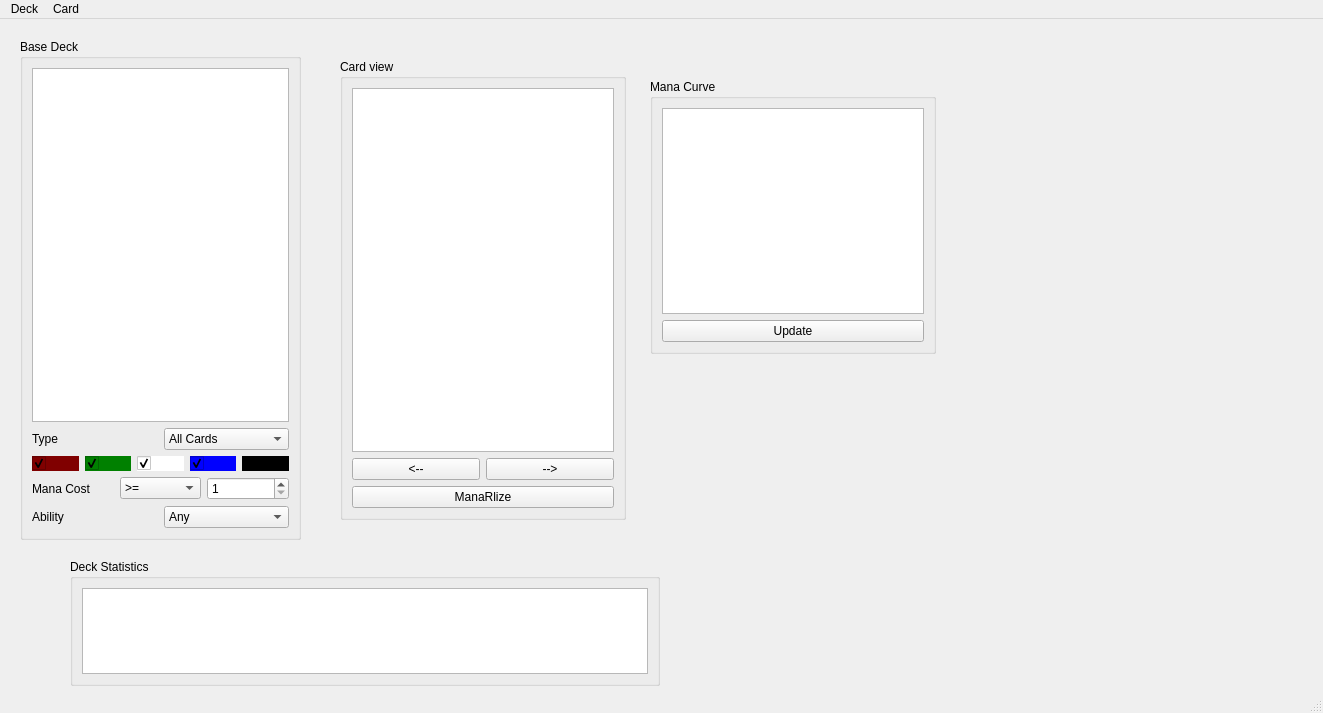
This is mainwindow.ui in xaratustrah/manar as Qt 5 draws it before an edit. The edited form follows.
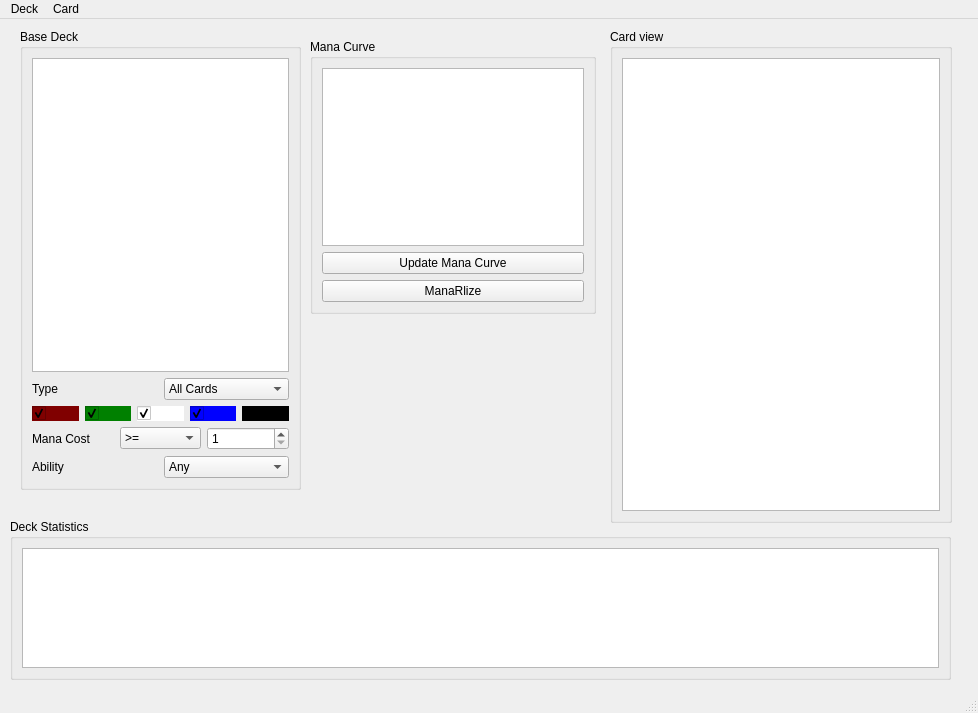
This is the edited form.

Patch:
```diff
--- a/mainwindow.ui
+++ b/mainwindow.ui
@@ -6,7 +6,7 @@
    <rect>
     <x>0</x>
     <y>0</y>
-    <width>1323</width>
+    <width>978</width>
     <height>713</height>
    </rect>
   </property>
@@ -17,41 +17,29 @@
    <widget class="QGroupBox" name="groupBox">
     <property name="geometry">
      <rect>
-      <x>340</x>
-      <y>40</y>
-      <width>286</width>
-      <height>461</height>
+      <x>610</x>
+      <y>10</y>
+      <width>342</width>
+      <height>494</height>
      </rect>
     </property>
+    <property name="sizePolicy">
+     <sizepolicy hsizetype="Fixed" vsizetype="Fixed">
+      <horstretch>0</horstretch>
+      <verstretch>0</verstretch>
+     </sizepolicy>
+    </property>
     <property name="title">
      <string>Card view</string>
     </property>
     <layout class="QVBoxLayout" name="verticalLayout_2">
      <item>
-      <widget class="QGraphicsView" name="graphicsView_card"/>
-     </item>
-     <item>
-      <layout class="QHBoxLayout" name="horizontalLayout_2">
-       <item>
-        <widget class="QPushButton" name="pushButton_prev">
-         <property name="text">
-          <string>&lt;--</string>
-         </property>
-        </widget>
-       </item>
-       <item>
-        <widget class="QPushButton" name="pushButton_next">
-         <property name="text">
-          <string>--&gt;</string>
-         </property>
-        </widget>
-       </item>
-      </layout>
-     </item>
-     <item>
-      <widget class="QPushButton" name="pushButton_2">
-       <property name="text">
-        <string>ManaRlize</string>
+      <widget class="QGraphicsView" name="graphicsView_card">
+       <property name="sizePolicy">
+        <sizepolicy hsizetype="Expanding" vsizetype="Expanding">
+         <horstretch>0</horstretch>
+         <verstretch>0</verstretch>
+        </sizepolicy>
        </property>
       </widget>
      </item>
@@ -60,10 +48,10 @@
    <widget class="QGroupBox" name="groupBox_3">
     <property name="geometry">
      <rect>
-      <x>70</x>
-      <y>540</y>
-      <width>590</width>
-      <height>127</height>
+      <x>10</x>
+      <y>500</y>
+      <width>941</width>
+      <height>161</height>
      </rect>
     </property>
     <property name="title">
@@ -71,15 +59,19 @@
     </property>
     <layout class="QGridLayout" name="gridLayout">
      <item row="0" column="0">
-      <widget class="QTextEdit" name="textEdit"/>
+      <widget class="QTextEdit" name="textEdit">
+       <property name="readOnly">
+        <bool>true</bool>
+       </property>
+      </widget>
      </item>
     </layout>
    </widget>
    <widget class="QGroupBox" name="groupBox_2">
     <property name="geometry">
      <rect>
-      <x>650</x>
-      <y>60</y>
+      <x>310</x>
+      <y>20</y>
       <width>286</width>
       <height>275</height>
      </rect>
@@ -94,7 +86,14 @@
      <item>
       <widget class="QPushButton" name="pushButton">
        <property name="text">
-        <string>Update</string>
+        <string>Update Mana Curve</string>
+       </property>
+      </widget>
+     </item>
+     <item>
+      <widget class="QPushButton" name="pushButton_manarlize">
+       <property name="text">
+        <string>ManaRlize</string>
        </property>
       </widget>
      </item>
@@ -104,9 +103,9 @@
     <property name="geometry">
      <rect>
       <x>20</x>
-      <y>20</y>
+      <y>10</y>
       <width>281</width>
-      <height>501</height>
+      <height>461</height>
      </rect>
     </property>
     <property name="title">
@@ -114,7 +113,11 @@
     </property>
     <layout class="QVBoxLayout" name="verticalLayout_3">
      <item>
-      <widget class="QListView" name="listView_base"/>
+      <widget class="QListView" name="listView_base">
+       <property name="movement">
+        <enum>QListView::Snap</enum>
+       </property>
+      </widget>
      </item>
      <item>
       <layout class="QHBoxLayout" name="horizontalLayout_4">
@@ -388,7 +391,7 @@
     <rect>
      <x>0</x>
      <y>0</y>
-     <width>1323</width>
+     <width>978</width>
      <height>22</height>
     </rect>
    </property>
```
Left out of the diff: 36 changed lines with no effect on the pictures.
